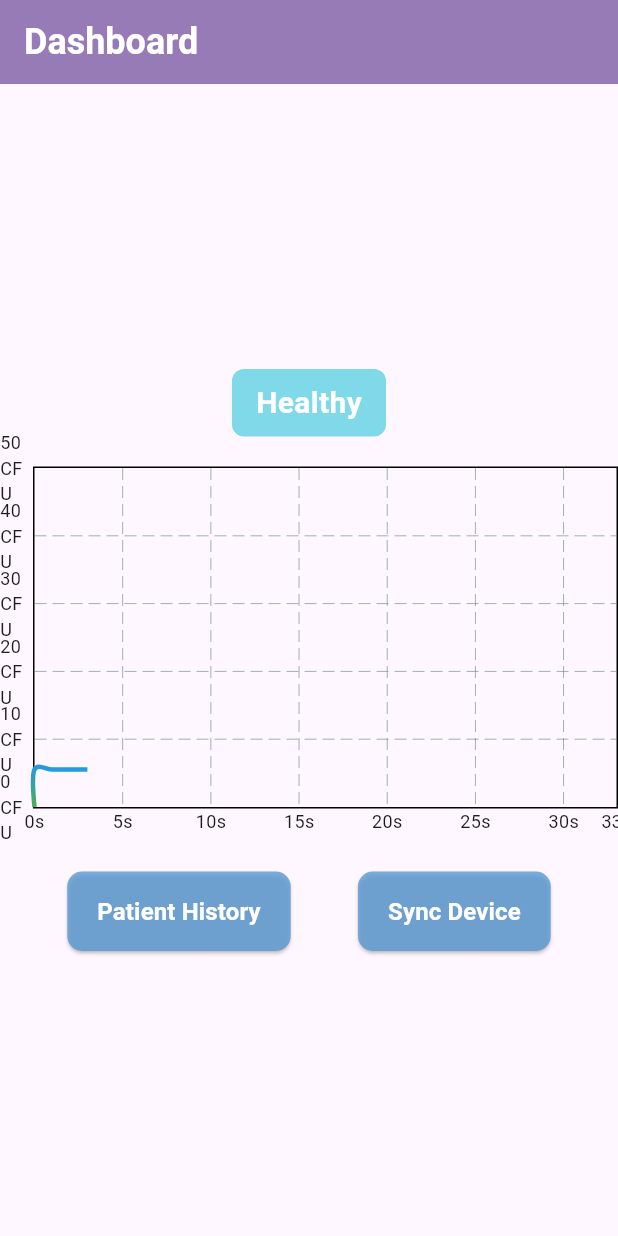
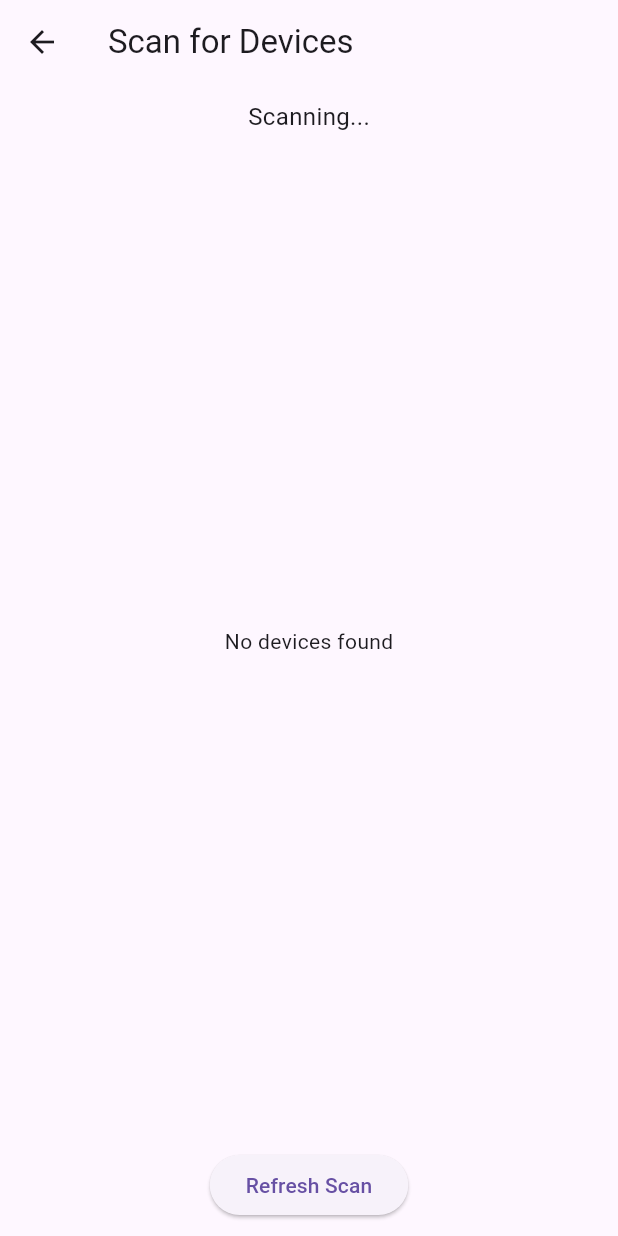
Before and after one commit to 500-TS-2-PatchNotes/PatchNotes-Mobile-App, a Flutter app: the DashboardPage screen opened directly with empty values, after a tap on "Patient History", after a tap on "Sync Device", on a phone screen of 412 x 824 dp. Run offline on Flutter 3.47's test engine with Material 3 defaults, Android fonts, the phone set to English and light mode, and no system bars; drawn by our look-alikes of fl_chart; our stand-ins replace cloud_firestore, firebase_auth, firebase_core, firebase_storage, flutter_blue_plus, fluttertoast and 1 more; accounts and stored records are empty.

Commit message:
Bluetooth Setup and Implemented in Sync Device

```diff
--- /dev/null
+++ b/patchnotes/lib/bluetooth/manager.dart
@@ -0,0 +1,62 @@
+import 'dart:io';
+import 'package:flutter_blue_plus/flutter_blue_plus.dart';
+
+class BluetoothManager {
+  static Future<void> setupBluetooth() async {
+    if (!(await FlutterBluePlus.isSupported)) {
+      return;
+    }
+    var adapaterState = await FlutterBluePlus.adapterState.first;
+    if (adapaterState != BluetoothAdapterState.on) {
+      return; // This is an empty list.
+    }
+    if (Platform.isAndroid) {
+      await FlutterBluePlus.turnOn();
+    }
+  }
+
+  static Future<List<BluetoothDevice>> scanForDevices() async {
+    List<BluetoothDevice> devices = [];
+    Set<String> seenDeviceIds = {}; // Prevent duplicates
+
+    //This makes sure that Bluetooth is enabled prior to scanning for devices
+    var adapaterState = await FlutterBluePlus.adapterState.first;
+    if (adapaterState != BluetoothAdapterState.on) {
+      return devices; // This is an empty list.
+    }
+
+    await FlutterBluePlus.startScan(timeout: const Duration(seconds: 5));
+
+    FlutterBluePlus.scanResults.listen((results) {
+      for (ScanResult r in results) {
+        if (!seenDeviceIds.contains(r.device.remoteId.toString())) {
+          seenDeviceIds.add(r.device.remoteId.toString());
+          devices.add(r.device);
+        }
+      }
+    });
+
+    await Future.delayed(const Duration(seconds: 5));
+    await FlutterBluePlus.stopScan();
+
+    return devices;
+  }
+
+  static Future<void> connectToDevice(BluetoothDevice device) async {
+    try {
+      await device.connect();
+      print("Connected to ${device.platformName}");
+    } catch (e) {
+      print("Failed to connect: $e");
+    }
+  }
+
+  static Future<void> disconnectDevice(BluetoothDevice device) async {
+    try {
+      await device.disconnect();
+      print("Disconnected from ${device.platformName}");
+    } catch (e) {
+      print("Failed to disconnect: $e");
+    }
+  }
+}
--- /dev/null
+++ b/patchnotes/lib/bluetooth/scanner.dart
@@ -0,0 +1,80 @@
+import 'package:flutter/material.dart';
+import 'package:flutter_blue_plus/flutter_blue_plus.dart';
+import 'manager.dart'; // Import Bluetooth logic
+
+class ScannerPage extends StatefulWidget {
+  final Function(BluetoothDevice) onDeviceSelected;
+
+  const ScannerPage({super.key, required this.onDeviceSelected});
+
+  @override
+  _ScannerPageState createState() => _ScannerPageState();
+}
+
+class _ScannerPageState extends State<ScannerPage> {
+  List<BluetoothDevice> foundDevices = [];
+  bool isScanning = false;
+
+  @override
+  void initState() {
+    super.initState();
+    _startScanning();
+  }
+
+  void _startScanning() async {
+    setState(() {
+      isScanning = true;
+      foundDevices.clear(); // Clear previous scan results
+    });
+
+    foundDevices = await BluetoothManager.scanForDevices();
+
+    setState(() {
+      isScanning = false;
+    });
+  }
+
+  @override
+  Widget build(BuildContext context) {
+    return Scaffold(
+      appBar: AppBar(title: const Text("Scan for Devices")),
+      body: Column(
+        children: [
+          if (isScanning)
+            const Padding(
+              padding: EdgeInsets.all(10),
+              child: Text("Scanning...", style: TextStyle(fontSize: 16)),
+            ),
+          Expanded(
+            child: foundDevices.isEmpty
+                ? const Center(child: Text("No devices found"))
+                : ListView.builder(
+                    itemCount: foundDevices.length,
+                    itemBuilder: (context, index) {
+                      final device = foundDevices[index];
+                      return ListTile(
+                        title: Text(device.platformName.isNotEmpty
+                            ? device.platformName
+                            : "Unknown Device"),
+                        subtitle: Text(device.remoteId.toString()),
+                        onTap: () async {
+                          await BluetoothManager.connectToDevice(device);
+                          widget.onDeviceSelected(device);
+                          Navigator.pop(context); // Return to dashboard
+                        },
+                      );
+                    },
+                  ),
+          ),
+          Padding(
+            padding: const EdgeInsets.all(10),
+            child: ElevatedButton(
+              onPressed: _startScanning,
+              child: const Text("Refresh Scan"),
+            ),
+          ),
+        ],
+      ),
+    );
+  }
+}
--- a/patchnotes/lib/dashboard.dart
+++ b/patchnotes/lib/dashboard.dart
@@ -3,8 +3,10 @@ import 'dart:math';
 import 'package:flutter/material.dart';
 import 'package:fl_chart/fl_chart.dart';
 import 'package:patchnotes/header.dart';
-
-import 'mainscreen.dart';
+import 'package:patchnotes/mainscreen.dart';
+import 'package:patchnotes/bluetooth/manager.dart'; // Bluetooth logic
+import 'package:patchnotes/bluetooth/scanner.dart'; // Scanner UI
+import 'package:flutter_blue_plus/flutter_blue_plus.dart';
 
 class BacterialGrowthController {
   static final BacterialGrowthController _instance =
@@ -78,6 +80,7 @@ class _DashboardPageState extends State<DashboardPage> {
   late BacterialGrowthController controller;
   late String currentState;
   StreamSubscription<String>? _stateSubscription;
+  BluetoothDevice? connectedDevice; // Store the selected device
 
   @override
   void initState() {
@@ -98,6 +101,29 @@ class _DashboardPageState extends State<DashboardPage> {
     super.dispose();
   }
 
+  void _onDeviceSelected(BluetoothDevice device) {
+    setState(() {
+      connectedDevice = device;
+    });
+  }
+
+  void _disconnectDevice() async {
+    if (connectedDevice != null) {
+      await connectedDevice!.disconnect();
+      setState(() {
+        connectedDevice = null; // Reset the connection
+      });
+
+      ScaffoldMessenger.of(context).showSnackBar(
+        const SnackBar(
+          content: Text("Disconnected"),
+          backgroundColor: Colors.red,
+          duration: Duration(seconds: 2),
+        ),
+      );
+    }
+  }
+
   @override
   Widget build(BuildContext context) {
     return Scaffold(
@@ -109,6 +135,15 @@ class _DashboardPageState extends State<DashboardPage> {
           const SizedBox(height: 10),
           _buildChart(),
           const SizedBox(height: 20),
+          if (connectedDevice != null)
+            Padding(
+              padding: const EdgeInsets.all(8.0),
+              child: Text(
+                "Connected to: ${connectedDevice!.platformName}",
+                style:
+                    const TextStyle(fontSize: 16, fontWeight: FontWeight.bold),
+              ),
+            ),
           _buildActionButtons(),
         ],
       ),
@@ -198,6 +233,23 @@ class _DashboardPageState extends State<DashboardPage> {
     );
   }
 
+  Color _getStateBackgroundColor(String state) {
+    switch (state) {
+      case 'Healthy':
+        return Colors.cyan.withOpacity(0.5);
+      case 'Observation':
+        return Colors.amber.withOpacity(0.5);
+      case 'Early Infection':
+        return Colors.orange.withOpacity(0.5);
+      case 'Severe Infection':
+        return Colors.red.withOpacity(0.5);
+      case 'Critical':
+        return Colors.purple.withOpacity(0.5);
+      default:
+        return Colors.grey.withOpacity(0.5);
+    }
+  }
+
   Widget _buildActionButtons() {
     return Row(
       mainAxisAlignment: MainAxisAlignment.spaceEvenly,
@@ -205,11 +257,20 @@ class _DashboardPageState extends State<DashboardPage> {
         _buildElevatedButton("Patient History", () {
           mainScreenKey.currentState?.onTabTapped(1);
         }),
-        _buildElevatedButton("Sync Device", () {
-          print("Syncing Device..."); // Replace with actual sync logic
-        }),
+        connectedDevice == null
+            ? _buildElevatedButton("Sync Device", () {
+                Navigator.push(
+                  context,
+                  MaterialPageRoute(
+                    builder: (context) =>
+                        ScannerPage(onDeviceSelected: _onDeviceSelected),
+                  ),
+                );
+              })
+            : _buildElevatedButton("Disconnect", _disconnectDevice),
       ],
     );
+  }
 }
 
 Widget _buildElevatedButton(String text, VoidCallback? onPressed) {
@@ -227,21 +288,3 @@ class _DashboardPageState extends State<DashboardPage> {
     ),
   );
 }
-
-  Color _getStateBackgroundColor(String state) {
-    switch (state) {
-      case 'Healthy':
-        return Colors.cyan.withOpacity(0.5);
-      case 'Observation':
-        return Colors.amber.withOpacity(0.5);
-      case 'Early Infection':
-        return Colors.orange.withOpacity(0.5);
-      case 'Severe Infection':
-        return Colors.red.withOpacity(0.5);
-      case 'Critical':
-        return Colors.purple.withOpacity(0.5);
-      default:
-        return Colors.grey.withOpacity(0.5);
-    }
-  }
-}
--- a/patchnotes/lib/main.dart
+++ b/patchnotes/lib/main.dart
@@ -4,6 +4,10 @@ import 'package:firebase_core/firebase_core.dart';
 import 'package:firebase_storage/firebase_storage.dart';
 import 'firebase_options.dart';
 import 'login.dart';
+
+//This is where the application is running from.
+//The LoginPage is the first page the user sees when they open the app.
+
 
 //Image Storage
 final storage = FirebaseStorage
--- a/patchnotes/pubspec.yaml
+++ b/patchnotes/pubspec.yaml
@@ -46,6 +46,7 @@ dependencies:
   firebase_storage: ^12.4.1
   firebase_remote_config: ^5.3.1
   fluttertoast: ^8.2.10
+  flutter_blue_plus: ^1.35.2
 
 dev_dependencies:
   flutter_test:
```
Also changed, not shown: patchnotes/pubspec.lock, 4 other files. Lines whose indentation alone changed are shown as unchanged.
